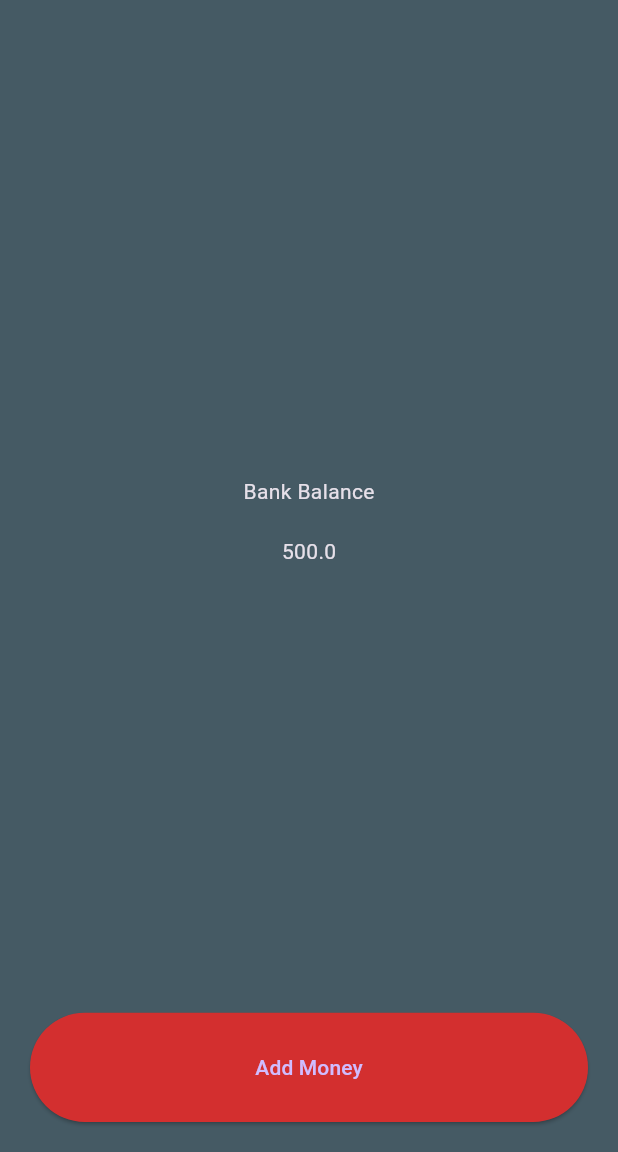
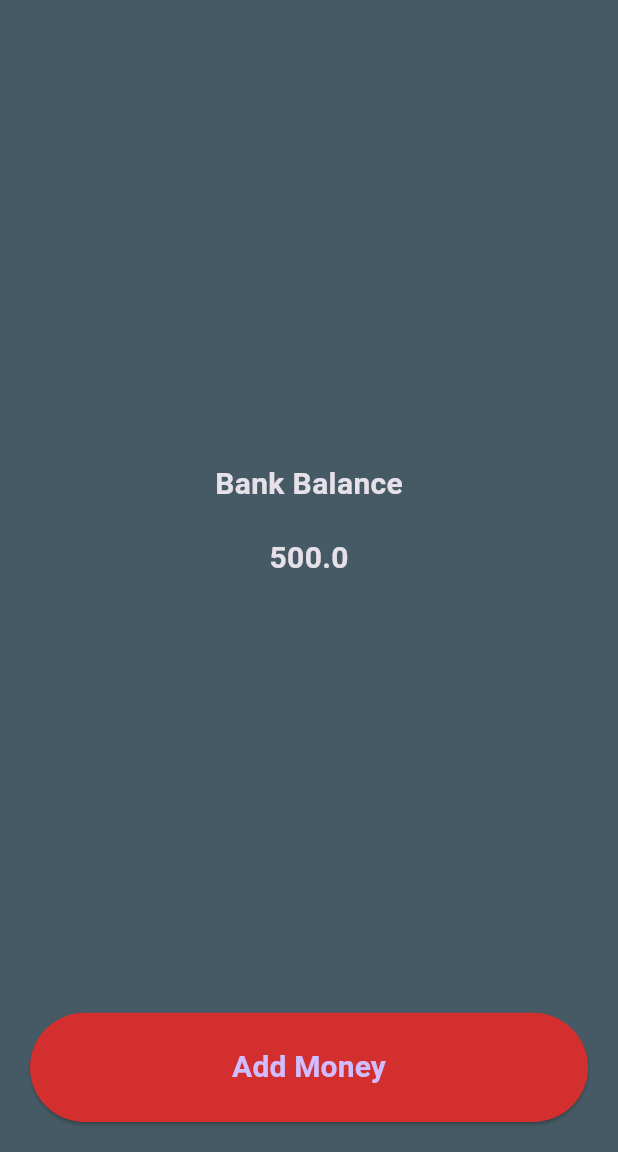
Before and after one commit to Alfas1511/flutter-billionaire-app, a Flutter app: the screen it shows after launch, after a tap on "Add Money", on a phone screen of 412 x 824 dp, the part 84-1236 px from its top. Run offline on Flutter 3.47's test engine with Material 3 defaults, Android fonts, the phone set to English and light mode, and no system bars; our stand-ins replace shared_preferences.

```diff
--- a/lib/main.dart
+++ b/lib/main.dart
@@ -15,10 +15,29 @@ class MyApp extends StatefulWidget {
 class _MyAppState extends State<MyApp> {
   double balance = 0;
 
-  void addMoney() {
+  void addMoney() async {
     setState(() {
       balance = balance + 500;
     });
+
+    // Obtain shared preferences.
+    final SharedPreferences prefs = await SharedPreferences.getInstance();
+    // Save an double value to 'decimal' key.
+    await prefs.setDouble('balance', balance);
+  }
+
+  void loadBalance() async {
+    final SharedPreferences prefs = await SharedPreferences.getInstance();
+    // Save an double value to 'decimal' key.
+    setState(() {
+      balance = prefs.getDouble('balance') ?? 0;
+    });
+  }
+
+  @override
+  void initState() {
+    super.initState();
+    loadBalance();
   }
 
   @override
@@ -41,9 +60,26 @@ class _MyAppState extends State<MyApp> {
                 child: Column(
                   mainAxisAlignment: MainAxisAlignment.center,
                   children: [
-                    Text("Bank Balance"),
+                    Text(
+                      "Bank Balance",
+                      style: TextStyle(
+                        fontWeight: FontWeight.bold,
+                        fontSize: 20,
+                      ),
+                    ),
                     SizedBox(height: 20),
-                    Text('$balance'),
+                    Text(
+                      '$balance',
+                      style: TextStyle(
+                        fontWeight: FontWeight.bold,
+                        fontSize: 20,
+                      ),
+                    ),
+                    // SizedBox(height: 10),
+                    // OutlinedButton(
+                    //   onPressed: loadBalance,
+                    //   child: Text('Load Balance'),
+                    // ),
                   ],
                 ),
               ),
@@ -57,7 +93,10 @@ class _MyAppState extends State<MyApp> {
                   onPressed: () {
                     addMoney();
                   },
-                  child: Text('Add Money'),
+                  child: Text(
+                    'Add Money',
+                    style: TextStyle(fontWeight: FontWeight.bold, fontSize: 20),
+                  ),
                 ),
               ),
             ],
```
